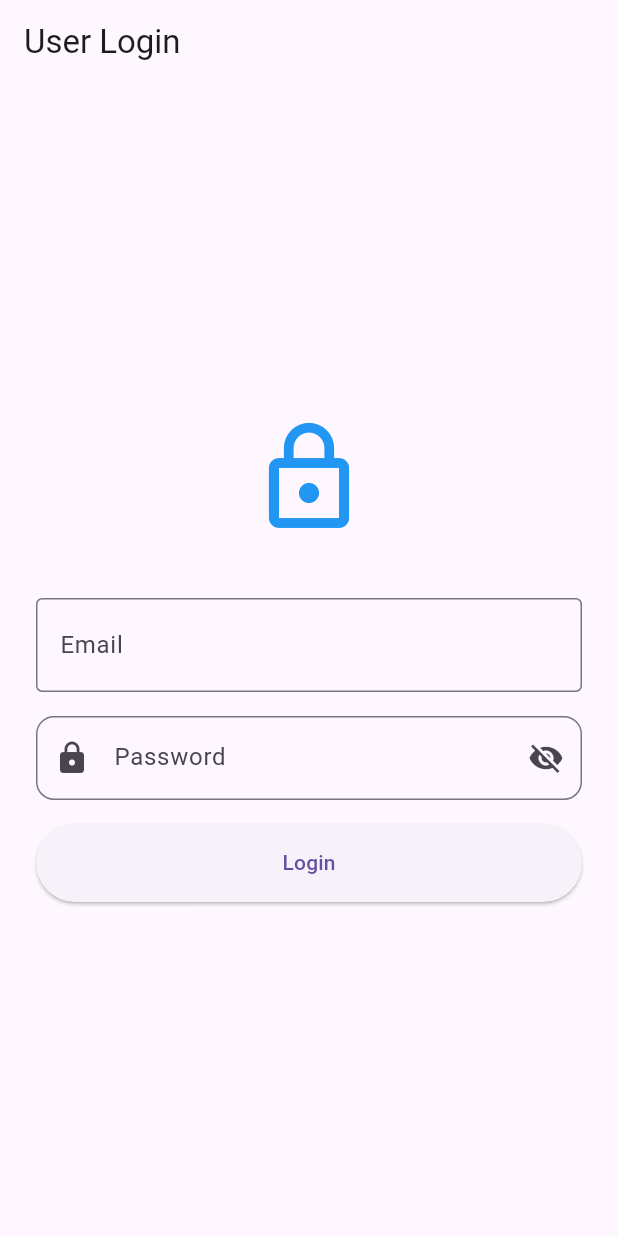
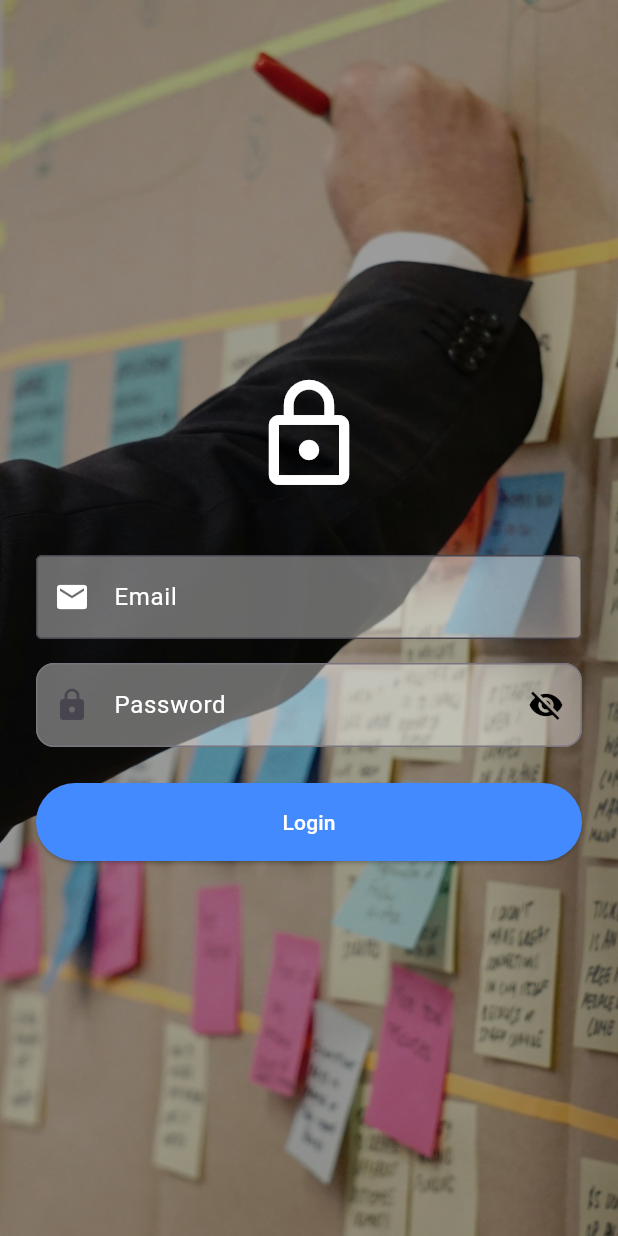
Before and after one commit to Ethan2310/Kanban-Frontend, a Flutter app: the screen it shows after launch, on a phone screen of 412 x 824 dp. Run offline on Flutter 3.47's test engine with Material 3 defaults, Android fonts, the phone set to English and light mode, and no system bars; our stand-ins replace dartz, dio, equatable, flutter_bloc, flutter_dotenv, flutter_secure_storage and 3 more.

Commit message:
update background and styling of login page

```diff
--- a/lib/core/ui/password_input_box.dart
+++ b/lib/core/ui/password_input_box.dart
@@ -50,6 +50,9 @@ class _PasswordInputBoxState extends State<PasswordInputBox> {
       onFieldSubmitted: widget.onFieldSubmitted,
       decoration: InputDecoration(
         labelText: 'Password',
+        labelStyle: const TextStyle(color: Colors.white),
+        filled: true,
+        fillColor: Colors.white.withAlpha(100),
         border: OutlineInputBorder(
           borderRadius: BorderRadius.circular(12),
           borderSide: BorderSide(color: borderColor),
@@ -64,6 +67,7 @@ class _PasswordInputBoxState extends State<PasswordInputBox> {
         ),
         prefixIcon: const Icon(Icons.lock),
         suffixIcon: IconButton(
+          color: Colors.black,
           onPressed: widget.enabled
               ? () => setState(() => _obscureText = !_obscureText)
               : null,
--- /dev/null
+++ b/lib/core/utils/constants_assets.dart
@@ -0,0 +1,3 @@
+class AppAssets {
+  static const String loginBackground = 'assets/images/login-bg.jpg';
+}
--- a/lib/features/auth/presentation/screens/login_page.dart
+++ b/lib/features/auth/presentation/screens/login_page.dart
@@ -2,6 +2,7 @@ import 'package:flutter/material.dart';
 import 'package:flutter_bloc/flutter_bloc.dart';
 import 'package:kanban_frontend/core/ui/app_text_box.dart';
 import 'package:kanban_frontend/core/ui/password_input_box.dart';
+import 'package:kanban_frontend/core/utils/constants_assets.dart';
 import 'package:kanban_frontend/features/auth/presentation/bloc/bloc.dart';
 
 class LoginPage extends StatefulWidget {
@@ -19,9 +20,9 @@ class _LoginPageState extends State<LoginPage> {
 
   @override
   void dispose() {
-    super.dispose();
     _emailController.dispose();
     _passwordController.dispose();
+    super.dispose();
   }
 
   void _handleLogin() {
@@ -45,8 +46,20 @@ class _LoginPageState extends State<LoginPage> {
   @override
   Widget build(BuildContext context) {
     return Scaffold(
-      appBar: AppBar(title: const Text('User Login')),
-      body: BlocConsumer<AuthBloc, AuthState>(
+      resizeToAvoidBottomInset: false,
+      body: Stack(
+        children: [
+          Positioned.fill(
+            child: Image.asset(
+              AppAssets.loginBackground,
+              fit: BoxFit.cover,
+            ),
+          ),
+          Positioned.fill(
+            child: Container(color: Colors.black.withAlpha(100)),
+          ),
+          SafeArea(
+            child: BlocConsumer<AuthBloc, AuthState>(
               builder: (context, state) {
                 final isLoading = state is AuthLoading;
                 final passwordInputState = state is AuthError &&
@@ -62,16 +75,21 @@ class _LoginPageState extends State<LoginPage> {
                       mainAxisAlignment: MainAxisAlignment.center,
                       crossAxisAlignment: CrossAxisAlignment.stretch,
                       children: [
-                  const Icon(Icons.lock_outline, size: 80, color: Colors.blue),
+                        const Icon(Icons.lock_outline,
+                            size: 80, color: Colors.white),
                         const SizedBox(height: 40),
                         AppTextBox(
                           controller: _emailController,
                           enabled: !isLoading,
                           keyboardType: TextInputType.emailAddress,
-                    decoration: const InputDecoration(
+                          decoration: InputDecoration(
                             labelText: 'Email',
-                      border: OutlineInputBorder(),
-                      prefix: Icon(Icons.email),
+                            labelStyle: const TextStyle(color: Colors.white),
+                            filled: true,
+                            fillColor: Colors.white.withAlpha(100),
+                            border: const OutlineInputBorder(),
+                            prefixIcon:
+                                const Icon(Icons.email, color: Colors.white),
                           ),
                           validator: (value) {
                             if (value == null || value.isEmpty) {
@@ -99,17 +117,22 @@ class _LoginPageState extends State<LoginPage> {
                             return null;
                           },
                         ),
-                  const SizedBox(height: 16),
+                        const SizedBox(height: 24),
                         ElevatedButton(
                           onPressed: isLoading ? null : _handleLogin,
                           style: ElevatedButton.styleFrom(
                             padding: const EdgeInsets.symmetric(vertical: 16),
+                            backgroundColor: Colors.blueAccent,
+                            foregroundColor: Colors.white,
                           ),
                           child: isLoading
                               ? const SizedBox(
                                   height: 20,
                                   width: 20,
-                            child: CircularProgressIndicator(strokeWidth: 2),
+                                  child: CircularProgressIndicator(
+                                    strokeWidth: 2,
+                                    color: Colors.white,
+                                  ),
                                 )
                               : const Text('Login'),
                         ),
@@ -140,6 +163,9 @@ class _LoginPageState extends State<LoginPage> {
                 }
               },
             ),
+          ),
+        ],
+      ),
     );
   }
 }
--- a/pubspec.yaml
+++ b/pubspec.yaml
@@ -72,6 +72,7 @@ flutter:
 
   assets:
     - .env.local
+    - assets/images/  # This includes all files in this directory
 
   # To add assets to your application, add an assets section, like this:
   # assets:
```
Also changed, not shown: assets/images/login-bg.jpg (added). Lines whose indentation alone changed are shown as unchanged.
